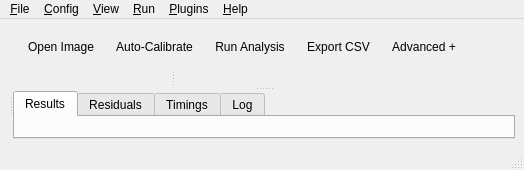
Old version of the form src/menipy/gui/views/main_window_split.ui in the repository carenaudo/Menipy.
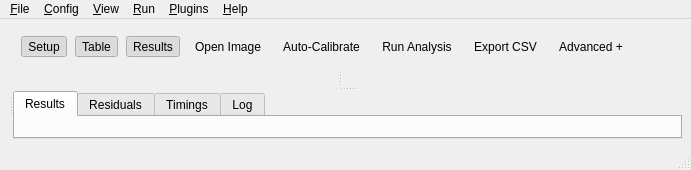
New version of the form. Icons and pictures are not drawn.

Commit message: Add pipeline UI, gravity & key-results panel

Diff of the .ui file:
```diff
--- a/src/menipy/gui/views/main_window_split.ui
+++ b/src/menipy/gui/views/main_window_split.ui
@@ -79,6 +79,33 @@
        <property name="rightMargin"><number>12</number></property>
        <property name="bottomMargin"><number>8</number></property>
        <property name="spacing"><number>8</number></property>
+       <item>
+        <widget class="QToolButton" name="toggleSetupBtn">
+         <property name="toolTip"><string>Toggle setup rail</string></property>
+         <property name="text"><string>Setup</string></property>
+         <property name="checkable"><bool>true</bool></property>
+         <property name="checked"><bool>true</bool></property>
+         <property name="autoRaise"><bool>true</bool></property>
+        </widget>
+       </item>
+       <item>
+        <widget class="QToolButton" name="toggleInspectBtn">
+         <property name="toolTip"><string>Toggle results table</string></property>
+         <property name="text"><string>Table</string></property>
+         <property name="checkable"><bool>true</bool></property>
+         <property name="checked"><bool>true</bool></property>
+         <property name="autoRaise"><bool>true</bool></property>
+        </widget>
+       </item>
+       <item>
+        <widget class="QToolButton" name="toggleKeyResultsBtn">
+         <property name="toolTip"><string>Toggle key results panel</string></property>
+         <property name="text"><string>Results</string></property>
+         <property name="checkable"><bool>true</bool></property>
+         <property name="checked"><bool>true</bool></property>
+         <property name="autoRaise"><bool>true</bool></property>
+        </widget>
+       </item>
        <item>
         <widget class="QToolButton" name="actionOpenImageBtn">
          <property name="text"><string>Open Image</string></property>
```
Left out of the diff: 30 changed lines with no effect on the pictures. The commit also changes 10 other files.
